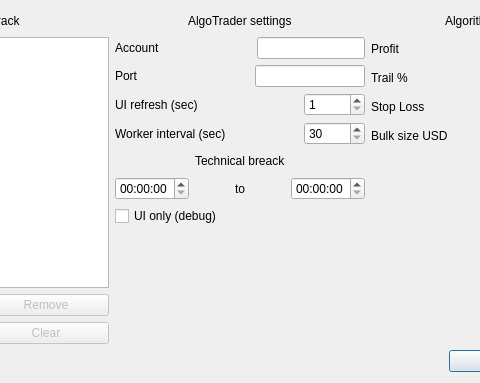
Before: the Qt Designer form UI/SettingsWindow.ui in colaisr/algotrader, drawn with Qt 5; both pictures show x 158 to 638 and y 0 to 383 of the 784 by 383 pixel window.
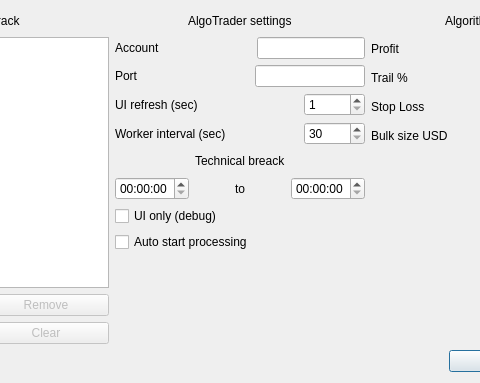
After: the same form once the commit is applied.

Commit message: Autostart option added

```diff
--- a/UI/SettingsWindow.ui
+++ b/UI/SettingsWindow.ui
@@ -362,6 +362,16 @@
            </property>
           </widget>
          </item>
+         <item>
+          <widget class="QCheckBox" name="chbxAutostart">
+           <property name="toolTip">
+            <string>Automatically start positions processing when all data loaded</string>
+           </property>
+           <property name="text">
+            <string>Auto start processing</string>
+           </property>
+          </widget>
+         </item>
          <item>
           <spacer name="verticalSpacer_2">
            <property name="orientation">
```
Left out of the diff: 3 changed lines with no effect on the pictures. The commit also changes 5 other files.
